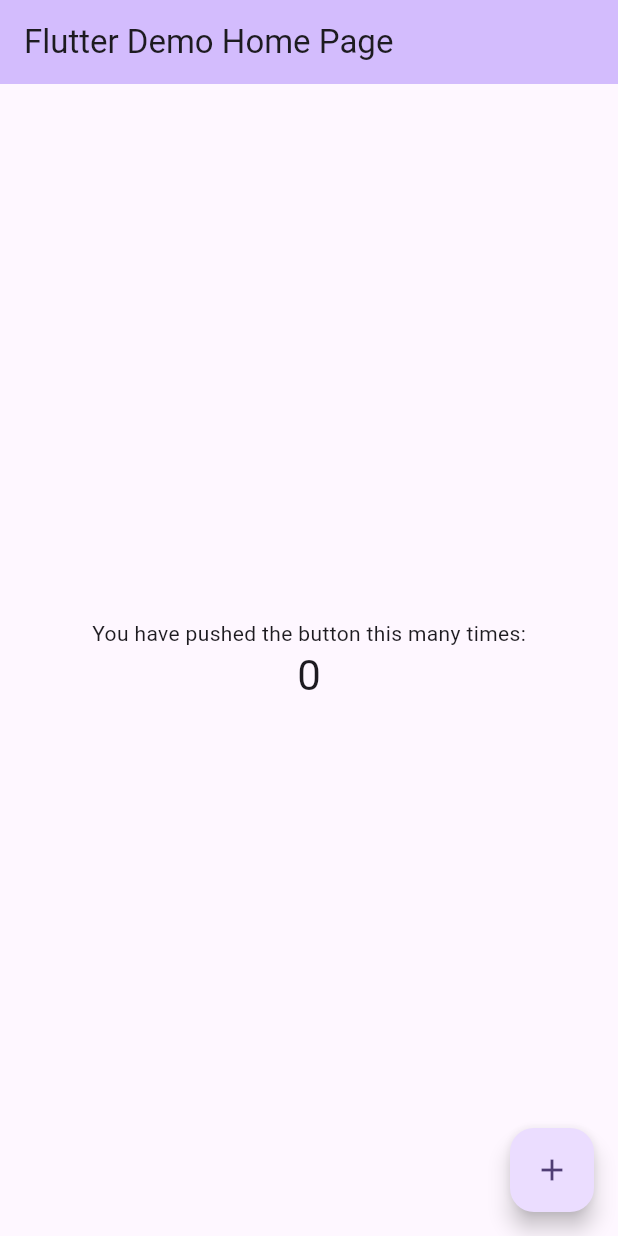
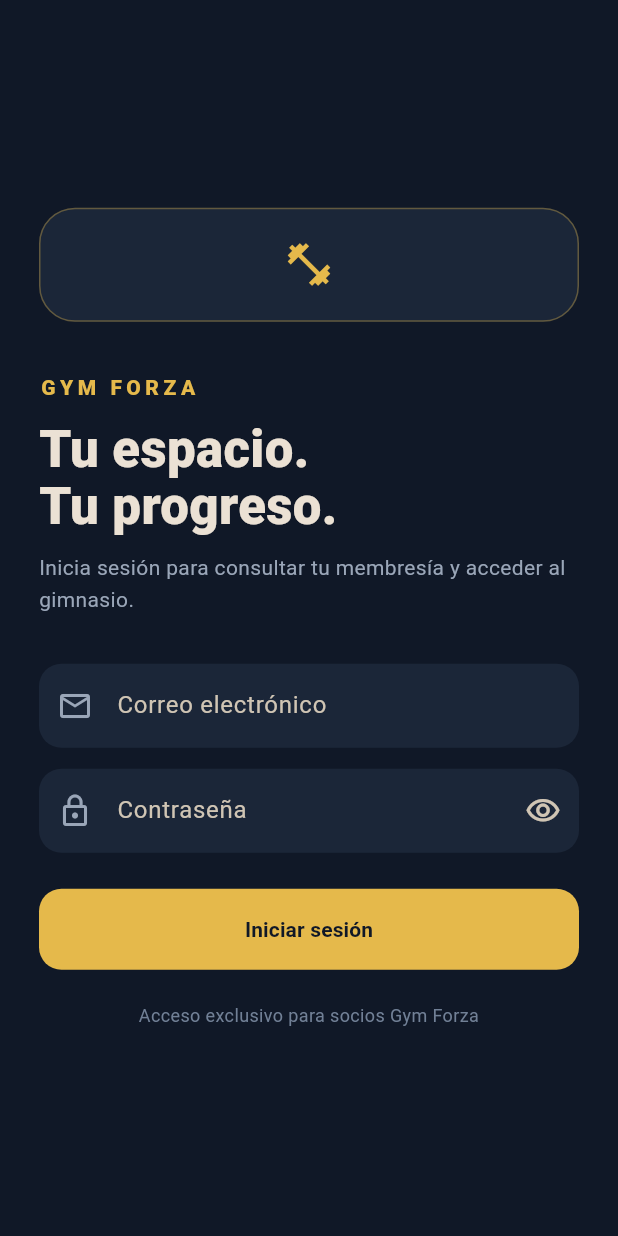
Before and after one commit to AngelCuevas123/GymForzaAppFlutterCUEVAS, a Flutter app: the screen it shows after launch, on a phone screen of 412 x 824 dp. Run offline on Flutter 3.47's test engine with Material 3 defaults, Android fonts, the phone set to English and light mode, and no system bars.

Commit message:
Replace Flutter counter with Gym Forza login foundation

```diff
--- a/lib/main.dart
+++ b/lib/main.dart
@@ -1,122 +1,165 @@
 import 'package:flutter/material.dart';
 
 void main() {
-  runApp(const MyApp());
+  WidgetsFlutterBinding.ensureInitialized();
+  runApp(const GymForzaApp());
 }
 
-class MyApp extends StatelessWidget {
-  const MyApp({super.key});
+class GymForzaApp extends StatelessWidget {
+  const GymForzaApp({super.key});
 
-  // This widget is the root of your application.
   @override
   Widget build(BuildContext context) {
+    const navy = Color(0xFF101827);
+    const gold = Color(0xFFE5B94B);
     return MaterialApp(
-      title: 'Flutter Demo',
+      title: 'Gym Forza',
+      debugShowCheckedModeBanner: false,
       theme: ThemeData(
-        // This is the theme of your application.
-        //
-        // TRY THIS: Try running your application with "flutter run". You'll see
-        // the application has a purple toolbar. Then, without quitting the app,
-        // try changing the seedColor in the colorScheme below to Colors.green
-        // and then invoke "hot reload" (save your changes or press the "hot
-        // reload" button in a Flutter-supported IDE, or press "r" if you used
-        // the command line to start the app).
-        //
-        // Notice that the counter didn't reset back to zero; the application
-        // state is not lost during the reload. To reset the state, use hot
-        // restart instead.
-        //
-        // This works for code too, not just values: Most code changes can be
-        // tested with just a hot reload.
-        colorScheme: .fromSeed(seedColor: Colors.deepPurple),
+        brightness: Brightness.dark,
+        scaffoldBackgroundColor: navy,
+        colorScheme: ColorScheme.fromSeed(
+          seedColor: gold,
+          brightness: Brightness.dark,
+          surface: const Color(0xFF1B2638),
+        ),
+        useMaterial3: true,
+        appBarTheme: const AppBarTheme(
+          backgroundColor: navy,
+          foregroundColor: Colors.white,
+          elevation: 0,
+        ),
       ),
-      home: const MyHomePage(title: 'Flutter Demo Home Page'),
+      home: const AuthGate(),
     );
   }
 }
 
-class MyHomePage extends StatefulWidget {
-  const MyHomePage({super.key, required this.title});
+class AuthGate extends StatefulWidget {
+  const AuthGate({super.key});
+  @override
+  State<AuthGate> createState() => _AuthGateState();
+}
 
-  // This widget is the home page of your application. It is stateful, meaning
-  // that it has a State object (defined below) that contains fields that affect
-  // how it looks.
+class _AuthGateState extends State<AuthGate> {
+  @override
+  Widget build(BuildContext context) => const LoginScreen();
+}
 
-  // This class is the configuration for the state. It holds the values (in this
-  // case the title) provided by the parent (in this case the App widget) and
-  // used by the build method of the State. Fields in a Widget subclass are
-  // always marked "final".
+class LoginScreen extends StatefulWidget {
+  const LoginScreen({super.key});
+  @override
+  State<LoginScreen> createState() => _LoginScreenState();
+}
 
-  final String title;
+class _LoginScreenState extends State<LoginScreen> {
+  final _email = TextEditingController();
+  final _password = TextEditingController();
+  bool _loading = false;
+  bool _obscure = true;
 
   @override
-  State<MyHomePage> createState() => _MyHomePageState();
-}
-
-class _MyHomePageState extends State<MyHomePage> {
-  int _counter = 0;
-
-  void _incrementCounter() {
-    setState(() {
-      // This call to setState tells the Flutter framework that something has
-      // changed in this State, which causes it to rerun the build method below
-      // so that the display can reflect the updated values. If we changed
-      // _counter without calling setState(), then the build method would not be
-      // called again, and so nothing would appear to happen.
-      _counter++;
-    });
+  void dispose() {
+    _email.dispose();
+    _password.dispose();
+    super.dispose();
   }
 
   @override
   Widget build(BuildContext context) {
-    // This method is rerun every time setState is called, for instance as done
-    // by the _incrementCounter method above.
-    //
-    // The Flutter framework has been optimized to make rerunning build methods
-    // fast, so that you can just rebuild anything that needs updating rather
-    // than having to individually change instances of widgets.
+    const gold = Color(0xFFE5B94B);
     return Scaffold(
-      appBar: AppBar(
-        // TRY THIS: Try changing the color here to a specific color (to
-        // Colors.amber, perhaps?) and trigger a hot reload to see the AppBar
-        // change color while the other colors stay the same.
-        backgroundColor: Theme.of(context).colorScheme.inversePrimary,
-        // Here we take the value from the MyHomePage object that was created by
-        // the App.build method, and use it to set our appbar title.
-        title: Text(widget.title),
-      ),
-      body: Center(
-        // Center is a layout widget. It takes a single child and positions it
-        // in the middle of the parent.
-        child: Column(
-          // Column is also a layout widget. It takes a list of children and
-          // arranges them vertically. By default, it sizes itself to fit its
-          // children horizontally, and tries to be as tall as its parent.
-          //
-          // Column has various properties to control how it sizes itself and
-          // how it positions its children. Here we use mainAxisAlignment to
-          // center the children vertically; the main axis here is the vertical
-          // axis because Columns are vertical (the cross axis would be
-          // horizontal).
-          //
-          // TRY THIS: Invoke "debug painting" (choose the "Toggle Debug Paint"
-          // action in the IDE, or press "p" in the console), to see the
-          // wireframe for each widget.
-          mainAxisAlignment: .center,
-          children: [
-            const Text('You have pushed the button this many times:'),
-            Text(
-              '$_counter',
-              style: Theme.of(context).textTheme.headlineMedium,
+      body: SafeArea(
+        child: Center(
+          child: SingleChildScrollView(
+            padding: const EdgeInsets.symmetric(horizontal: 26, vertical: 32),
+            child: ConstrainedBox(
+              constraints: const BoxConstraints(maxWidth: 420),
+              child: Column(
+                crossAxisAlignment: CrossAxisAlignment.stretch,
+                children: [
+                  Container(
+                    width: 76,
+                    height: 76,
+                    alignment: Alignment.center,
+                    decoration: BoxDecoration(
+                      color: const Color(0xFF1B2638),
+                      borderRadius: BorderRadius.circular(24),
+                      border: Border.all(color: gold.withValues(alpha: .35)),
+                    ),
+                    child: const Icon(Icons.fitness_center, color: gold, size: 34),
+                  ),
+                  const SizedBox(height: 34),
+                  const Text('GYM FORZA',
+                      style: TextStyle(color: gold, letterSpacing: 3, fontWeight: FontWeight.w800)),
+                  const SizedBox(height: 12),
+                  const Text('Tu espacio.\nTu progreso.',
+                      style: TextStyle(fontSize: 34, height: 1.12, fontWeight: FontWeight.w800)),
+                  const SizedBox(height: 12),
+                  const Text('Inicia sesión para consultar tu membresía y acceder al gimnasio.',
+                      style: TextStyle(color: Color(0xFF9AA6B8), height: 1.5)),
+                  const SizedBox(height: 32),
+                  TextField(
+                    controller: _email,
+                    keyboardType: TextInputType.emailAddress,
+                    decoration: _decoration('Correo electrónico', Icons.mail_outline),
+                  ),
+                  const SizedBox(height: 14),
+                  TextField(
+                    controller: _password,
+                    obscureText: _obscure,
+                    decoration: _decoration('Contraseña', Icons.lock_outline).copyWith(
+                      suffixIcon: IconButton(
+                        onPressed: () => setState(() => _obscure = !_obscure),
+                        icon: Icon(_obscure ? Icons.visibility_outlined : Icons.visibility_off_outlined),
+                      ),
+                    ),
+                    onSubmitted: (_) => _login(),
+                  ),
+                  const SizedBox(height: 24),
+                  FilledButton(
+                    onPressed: _loading ? null : _login,
+                    style: FilledButton.styleFrom(
+                      backgroundColor: gold,
+                      foregroundColor: const Color(0xFF101827),
+                      minimumSize: const Size.fromHeight(54),
+                      shape: RoundedRectangleBorder(borderRadius: BorderRadius.circular(15)),
+                    ),
+                    child: _loading
+                        ? const SizedBox(height: 22, width: 22, child: CircularProgressIndicator(strokeWidth: 2))
+                        : const Text('Iniciar sesión', style: TextStyle(fontWeight: FontWeight.bold)),
+                  ),
+                  const SizedBox(height: 22),
+                  const Text('Acceso exclusivo para socios Gym Forza',
+                      textAlign: TextAlign.center,
+                      style: TextStyle(color: Color(0xFF718096), fontSize: 12)),
+                ],
+              ),
             ),
-          ],
+          ),
         ),
-      ),
-      floatingActionButton: FloatingActionButton(
-        onPressed: _incrementCounter,
-        tooltip: 'Increment',
-        child: const Icon(Icons.add),
       ),
     );
   }
+
+  InputDecoration _decoration(String label, IconData icon) => InputDecoration(
+        labelText: label,
+        prefixIcon: Icon(icon, color: const Color(0xFF9AA6B8)),
+        filled: true,
+        fillColor: const Color(0xFF1B2638),
+        border: OutlineInputBorder(borderRadius: BorderRadius.circular(15), borderSide: BorderSide.none),
+      );
+
+  Future<void> _login() async {
+    // La autenticación y persistencia segura se conectarán al servicio de Supabase.
+    if (_email.text.trim().isEmpty || _password.text.isEmpty) {
+      ScaffoldMessenger.of(context).showSnackBar(
+        const SnackBar(content: Text('Escribe tu correo y contraseña.')),
+      );
+      return;
+    }
+    ScaffoldMessenger.of(context).showSnackBar(
+      const SnackBar(content: Text('La conexión con Supabase se está integrando.')),
+    );
+  }
 }
```
